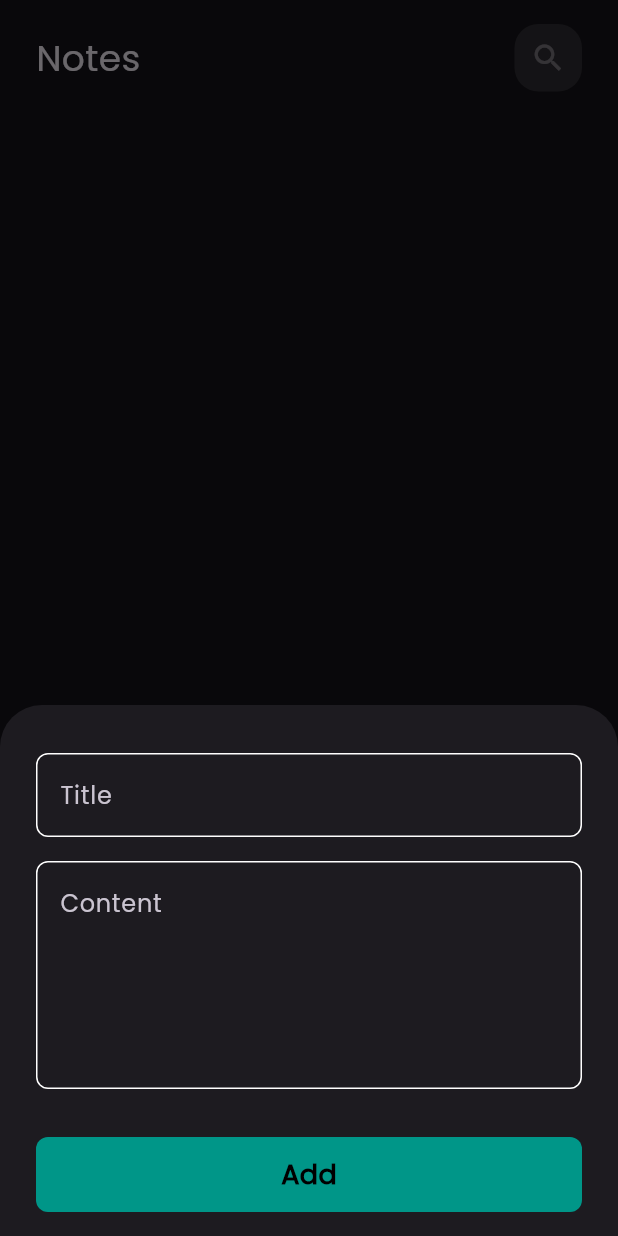
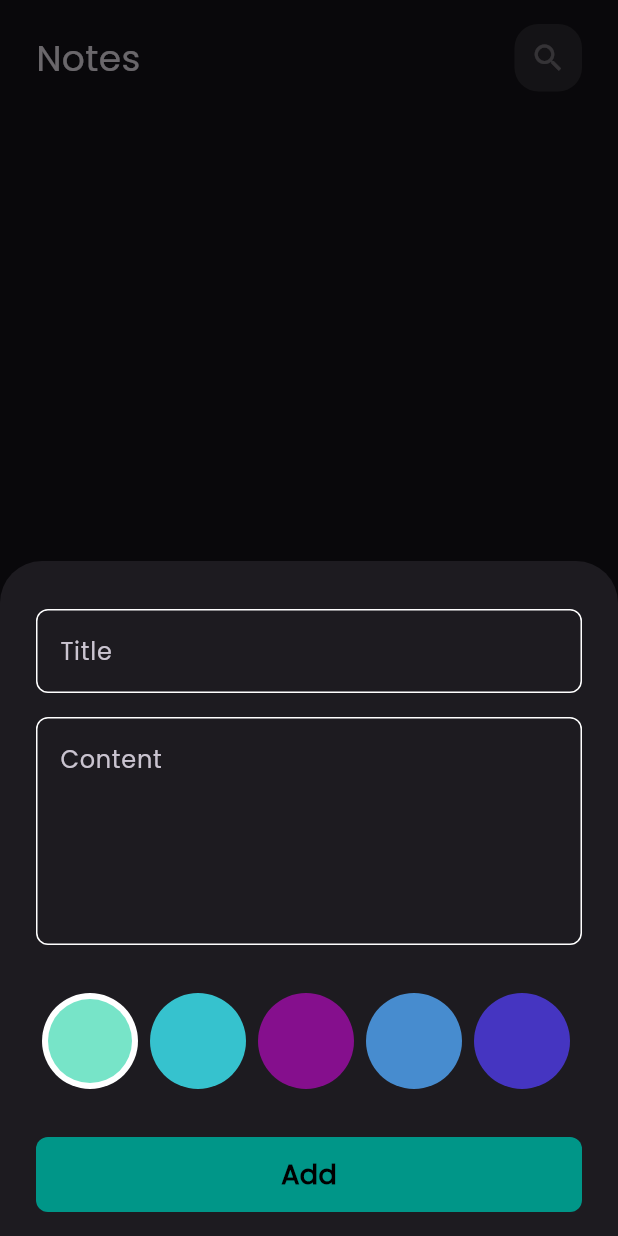
Before and after one commit to J0o72/notes_app, a Flutter app: the screen it shows after launch, after a tap on the "add" icon, on a phone screen of 412 x 824 dp. Run offline on Flutter 3.47's test engine with Material 3 defaults, Android fonts, the phone set to English and light mode, and no system bars; our stand-ins replace flutter_bloc, font_awesome_flutter, hive, hive_flutter; accounts and stored records are empty.

Commit message:
Create Color List View & Changing note bgColor

```diff
--- a/lib/Features/note/presentation/manager/cubits/add_note_cubit/add_note_cubit.dart
+++ b/lib/Features/note/presentation/manager/cubits/add_note_cubit/add_note_cubit.dart
@@ -1,3 +1,5 @@
+import 'dart:ui';
+
 import 'package:flutter_bloc/flutter_bloc.dart';
 import 'package:hive_flutter/hive_flutter.dart';
 import 'package:notes_app/Features/note/presentation/manager/models/note_model.dart';
@@ -8,7 +10,10 @@ part 'add_note_state.dart';
 class AddNoteCubit extends Cubit<AddNoteState> {
   AddNoteCubit() : super(AddNoteInitial());
 
+  Color color = const Color(0xff77E4C8);
+
   void addNote(NoteModel note) async {
+    note.color = color.value;
     emit(AddNoteLoading());
     try {
       var notesBox = Hive.box<NoteModel>(kNotesBox);
--- /dev/null
+++ b/lib/Features/note/presentation/views/widgets/color_item.dart
@@ -0,0 +1,30 @@
+import 'package:flutter/material.dart';
+
+class ColorItem extends StatelessWidget {
+  const ColorItem({super.key, required this.isSelected, required this.color});
+
+  final bool isSelected;
+
+  final Color color;
+  @override
+  Widget build(BuildContext context) {
+    return isSelected
+        ? Container(
+            padding: const EdgeInsets.symmetric(
+              horizontal: 4,
+            ),
+            decoration: BoxDecoration(
+              color: Colors.white,
+              borderRadius: BorderRadius.circular(100),
+            ),
+            child: CircleAvatar(
+              radius: 28,
+              backgroundColor: color,
+            ),
+          )
+        : CircleAvatar(
+            radius: 32,
+            backgroundColor: color,
+          );
+  }
+}
--- /dev/null
+++ b/lib/Features/note/presentation/views/widgets/color_item_list_view.dart
@@ -0,0 +1,43 @@
+import 'package:flutter/material.dart';
+import 'package:flutter_bloc/flutter_bloc.dart';
+import 'package:notes_app/Features/note/presentation/manager/cubits/add_note_cubit/add_note_cubit.dart';
+import 'package:notes_app/Features/note/presentation/views/widgets/color_item.dart';
+import 'package:notes_app/constants.dart';
+
+class ColorItemsListView extends StatefulWidget {
+  const ColorItemsListView({super.key});
+
+  @override
+  State<ColorItemsListView> createState() => _ColorItemsListViewState();
+}
+
+class _ColorItemsListViewState extends State<ColorItemsListView> {
+  int currentIndex = 0;
+
+  @override
+  Widget build(BuildContext context) {
+    return SizedBox(
+      height: 32 * 2,
+      child: ListView.builder(
+        itemCount: kColors.length,
+        scrollDirection: Axis.horizontal,
+        itemBuilder: (context, index) {
+          return GestureDetector(
+            onTap: () {
+              currentIndex = index;
+              BlocProvider.of<AddNoteCubit>(context).color = kColors[index];
+              setState(() {});
+            },
+            child: Padding(
+              padding: const EdgeInsets.symmetric(horizontal: 4),
+              child: ColorItem(
+                color: kColors[index],
+                isSelected: currentIndex == index,
+              ),
+            ),
+          );
+        },
+      ),
+    );
+  }
+}
--- a/lib/Features/note/presentation/views/widgets/custom_model_bottom_sheet_contents.dart
+++ b/lib/Features/note/presentation/views/widgets/custom_model_bottom_sheet_contents.dart
@@ -4,6 +4,7 @@ import 'package:intl/intl.dart';
 import 'package:notes_app/Features/note/presentation/manager/cubits/add_note_cubit/add_note_cubit.dart';
 import 'package:notes_app/Features/note/presentation/manager/cubits/notes_cubit/notes_cubit.dart';
 import 'package:notes_app/Features/note/presentation/manager/models/note_model.dart';
+import 'package:notes_app/Features/note/presentation/views/widgets/color_item_list_view.dart';
 import 'package:notes_app/core/widgets/custom_button.dart';
 import 'package:notes_app/core/widgets/custom_text_field.dart';
 
@@ -52,6 +53,10 @@ class _ModalBottomSheetContentsState extends State<ModalBottomSheetContents> {
           const SizedBox(
             height: 32,
           ),
+          const ColorItemsListView(),
+          const SizedBox(
+            height: 32,
+          ),
           BlocBuilder<AddNoteCubit, AddNoteState>(
             builder: (context, state) {
               return CustomButton(
--- a/lib/Features/note/presentation/views/widgets/note_item.dart
+++ b/lib/Features/note/presentation/views/widgets/note_item.dart
@@ -26,7 +26,7 @@ class NoteItem extends StatelessWidget {
         child: Container(
           padding: const EdgeInsets.only(left: 16, top: 16, bottom: 16),
           decoration: BoxDecoration(
-            color: Colors.teal,
+            color: Color(note.color),
             borderRadius: BorderRadius.circular(16),
           ),
           child: Column(
--- a/lib/constants.dart
+++ b/lib/constants.dart
@@ -1 +1,11 @@
+import 'package:flutter/material.dart';
+
 const String kNotesBox = 'notes_box';
+List<Color> kColors = const [
+  Color(0xff77E4C8),
+  Color(0xff36C2CE),
+  Color(0xff850F8D),
+  Color(0xff478CCF),
+  Color(0xff4535C1),
+  Color(0xff80AF81),
+];
--- a/lib/core/utils/styles.dart
+++ b/lib/core/utils/styles.dart
@@ -2,13 +2,13 @@ import 'package:flutter/material.dart';
 
 abstract class Styles {
   static TextStyle textStyle18 = TextStyle(
-    color: Colors.black.withOpacity(0.4),
+    color: Colors.white.withOpacity(0.6),
     fontSize: 18,
   );
 
   static TextStyle textStyle20 = const TextStyle(
     fontSize: 20,
-    color: Colors.black,
+    color: Colors.white,
   );
 
   static TextStyle textStyle24 = const TextStyle(
@@ -17,6 +17,6 @@ abstract class Styles {
 
   static TextStyle textStyle26 = const TextStyle(
     fontSize: 26,
-    color: Colors.black,
+    color: Colors.white,
   );
 }
```
